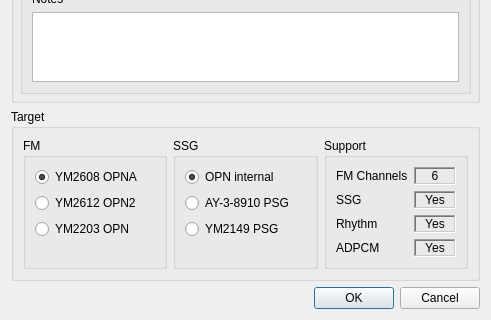
The window that BambooTracker/gui/vgm_export_settings_dialog.ui (BambooTracker/BambooTracker) describes before a commit, drawn with Qt 5; both pictures show x 0 to 491 and y 318 to 638 of the 491 by 638 pixel window.
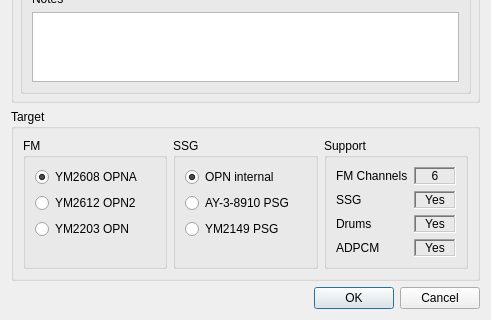
The same window after the commit.

The edit to the form file:
```diff
--- a/BambooTracker/gui/vgm_export_settings_dialog.ui
+++ b/BambooTracker/gui/vgm_export_settings_dialog.ui
@@ -496,7 +496,7 @@
          <item row="2" column="0">
           <widget class="QLabel" name="label_6">
            <property name="text">
-            <string>Rhythm</string>
+            <string>Drums</string>
            </property>
           </widget>
          </item>
```
